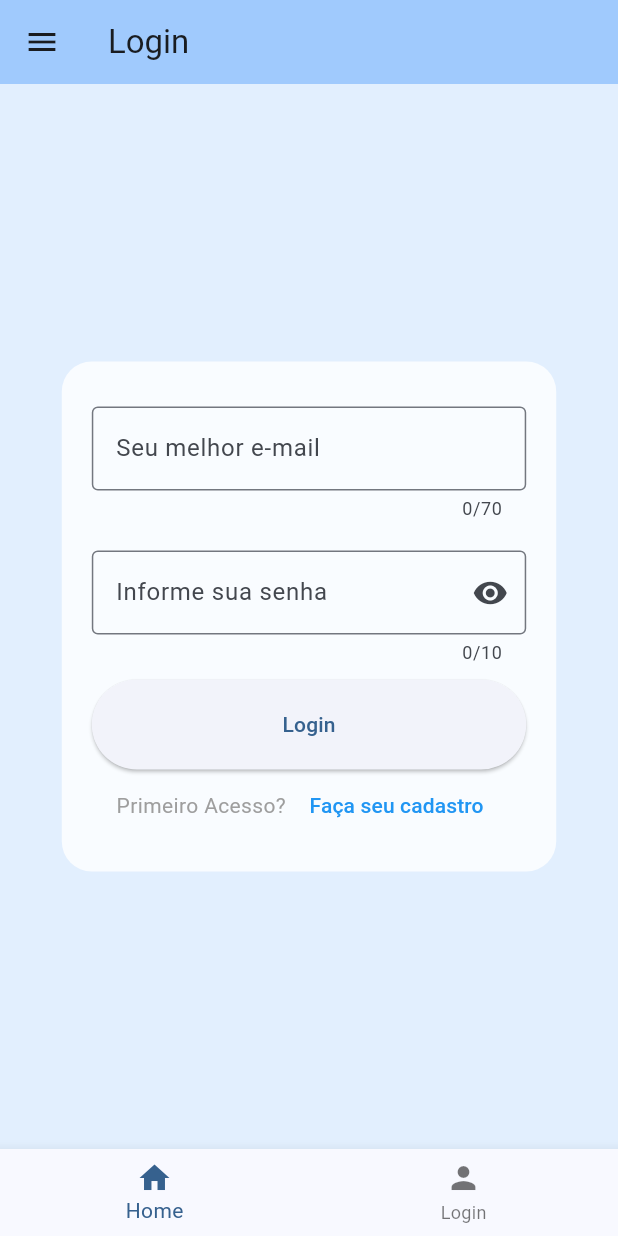
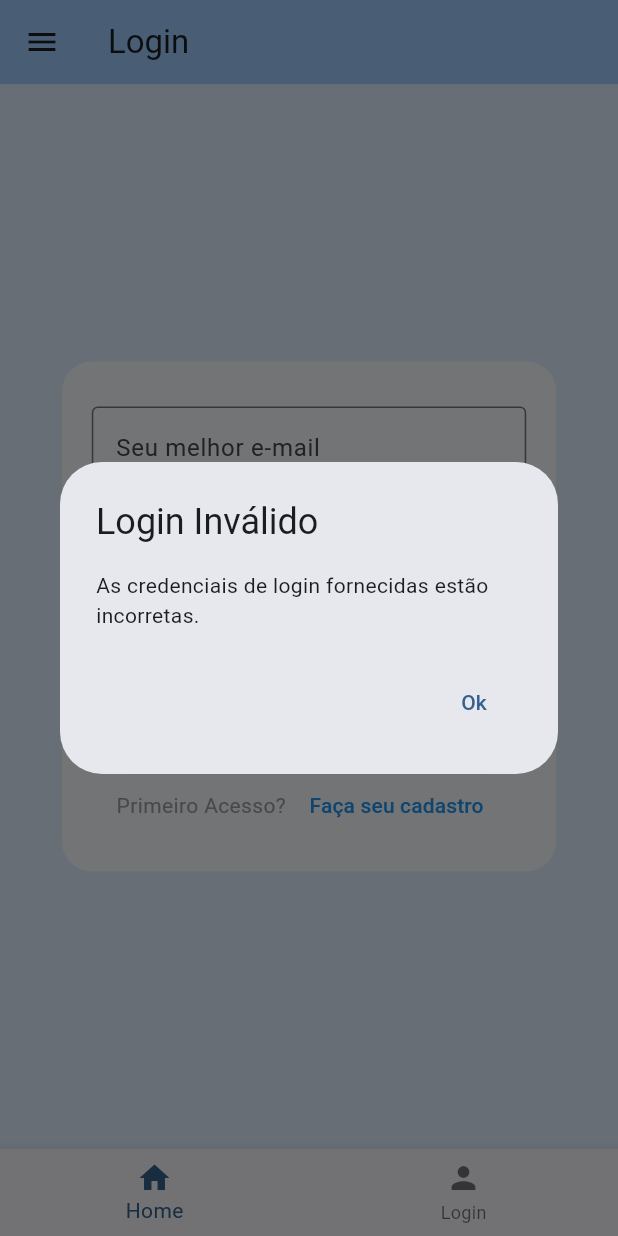
Before and after one commit to uJoao22/app_flutter, a Flutter app: the screen it shows after launch, after a tap on "Login", on a phone screen of 412 x 824 dp. Run offline on Flutter 3.47's test engine with Material 3 defaults, Android fonts, the phone set to English and light mode, and no system bars.

Commit message:
Entrega navegação - Criando rotas nomeadas

```diff
--- a/lib/components/button.dart
+++ b/lib/components/button.dart
@@ -2,10 +2,12 @@ import 'package:flutter/material.dart';
 
 class Button<T> extends StatelessWidget {
   final String title;
+  final void Function()? onPressed;
 
   const Button({
     super.key,
     required this.title,
+    this.onPressed,
   });
 
   @override
@@ -13,7 +15,7 @@ class Button<T> extends StatelessWidget {
     return SizedBox(
       width: double.infinity,
       child: ElevatedButton(
-        onPressed: () {},
+        onPressed: onPressed,
         style: ElevatedButton.styleFrom(padding: const EdgeInsets.all(20.0)),
         child: Text(title),
       ),
--- a/lib/components/input.dart
+++ b/lib/components/input.dart
@@ -4,16 +4,18 @@ class InputTextField extends StatefulWidget {
   final String label;
   final bool isPassword;
   final int? maxLength;
+  final ValueChanged<String>? onChanged;
 
   const InputTextField({
     super.key,
     required this.label,
     this.isPassword = false,
     this.maxLength,
+    this.onChanged,
   });
 
   @override
-  _InputTextFieldState createState() => _InputTextFieldState();
+  State<InputTextField> createState() => _InputTextFieldState();
 }
 
 class _InputTextFieldState extends State<InputTextField> {
@@ -39,6 +41,7 @@ class _InputTextFieldState extends State<InputTextField> {
         ),
         maxLength: widget.maxLength,
         obscureText: widget.isPassword && obscureText,
+        onChanged: widget.onChanged,
       ),
     );
   }
--- a/lib/main.dart
+++ b/lib/main.dart
@@ -1,5 +1,7 @@
 import 'package:flutter/material.dart';
 import './pages/login.dart';
+import './pages/cadastro.dart';
+import './pages/home.dart';
 
 void main() {
   runApp(const MyApp());
@@ -17,6 +19,11 @@ class MyApp extends StatelessWidget {
         useMaterial3: true,
       ),
       home: const LoginPage(),
+      initialRoute: '/',
+      routes: {
+        "/cadastro": (context) => const CadastroPage(),
+        "/home": (context) => const HomePage(),
+      },
     );
   }
 }
--- a/lib/pages/cadastro.dart
+++ b/lib/pages/cadastro.dart
@@ -35,7 +35,8 @@ class _CadastroState extends State<Cadastro> {
 
   @override
   Widget build(BuildContext context) {
-    return Container(
+    return SingleChildScrollView(
+      child: Container(
         color: Colors.grey[100],
         child: Container(
           padding: const EdgeInsets.all(20.0),
@@ -61,6 +62,7 @@ class _CadastroState extends State<Cadastro> {
             ],
           ),
         ),
+      ),
     );
   }
 }
--- a/lib/pages/login.dart
+++ b/lib/pages/login.dart
@@ -1,10 +1,10 @@
 import 'package:flutter/material.dart';
-import './cadastro.dart';
 import '../components/input.dart';
 import '../components/button.dart';
 import '../components/app_bar.dart';
 import '../components/drawer.dart';
 import '../components/bottom_navigation.dart';
+import '../util/valida_login.dart';
 
 class LoginPage extends StatelessWidget {
   const LoginPage({super.key});
@@ -28,6 +28,9 @@ class Login extends StatefulWidget {
 }
 
 class _LoginState extends State<Login> {
+  String email = "";
+  String senha = "";
+
   @override
   Widget build(BuildContext context) {
     return Container(
@@ -40,14 +43,14 @@ class _LoginState extends State<Login> {
             color: Colors.white.withOpacity(0.8),
             borderRadius: BorderRadius.circular(20.0),
           ),
-          child: const Column(
+          child: Column(
             mainAxisSize: MainAxisSize.min,
             mainAxisAlignment: MainAxisAlignment.center,
             children: <Widget>[
-              InputTextField(label: "Seu melhor e-mail", maxLength: 70),
-              InputTextField(label: "Informe sua senha", maxLength: 10, isPassword: true,),
-              Button(title: "Login"),
-              SignUpText(),
+              InputTextField(label: "Seu melhor e-mail", maxLength: 70, onChanged: (String value) => setState(() => email = value)),
+              InputTextField(label: "Informe sua senha", maxLength: 10, isPassword: true, onChanged: (String value) => setState(() => senha = value)),
+              Button(title: "Login", onPressed: () { validaLogin(context, email, senha); }),
+              const SignUpText(),
             ],
           ),
         ),
@@ -67,7 +70,7 @@ class SignUpText extends StatelessWidget {
         const Text("Primeiro Acesso? ", style: TextStyle(color: Colors.grey)),
         TextButton(
           onPressed: () {
-            Navigator.of(context).push(MaterialPageRoute(builder: (context) => const CadastroPage()));
+            Navigator.of(context).pushNamed("/cadastro");
           },
           child: const Text("Faça seu cadastro", style: TextStyle(color: Colors.blue)),
         ),
--- /dev/null
+++ b/lib/util/valida_login.dart
@@ -0,0 +1,26 @@
+import 'package:flutter/material.dart';
+
+void validaLogin(BuildContext context, String email, String senha) {
+  if (email == "eu@gmail.com" && senha == "1234") {
+    Navigator.of(context).pushNamed("/home", arguments: 'Bem vindo(a), $email');
+    return;
+  }
+
+  showDialog(
+    context: context,
+    builder: (BuildContext context) {
+      return AlertDialog(
+        title: const Text('Login Inválido'),
+        content: const Text('As credenciais de login fornecidas estão incorretas.'),
+        actions: <Widget>[
+          TextButton(
+            onPressed: () {
+              Navigator.of(context).pop();
+            },
+            child: const Text('Ok'),
+          ),
+        ],
+      );
+    },
+  );
+}
```
Also changed, not shown: lib/pages/home.dart (added, +71 -0 lines). Lines whose indentation alone changed are shown as unchanged.
